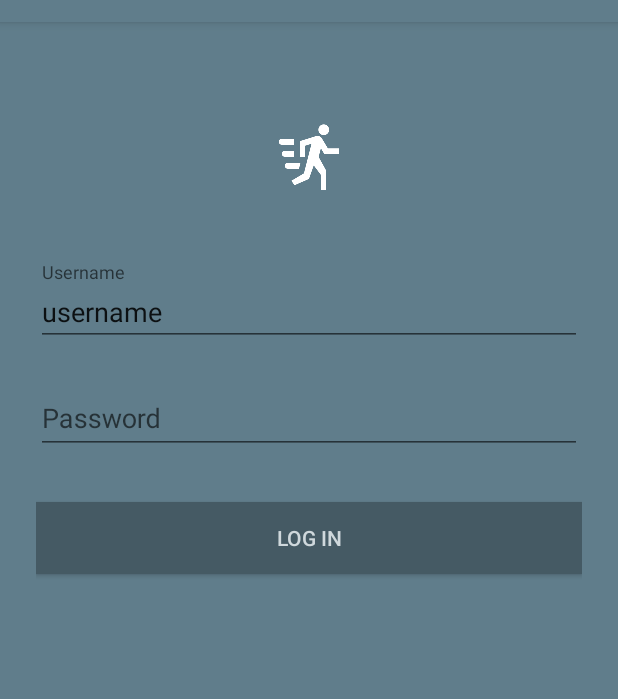
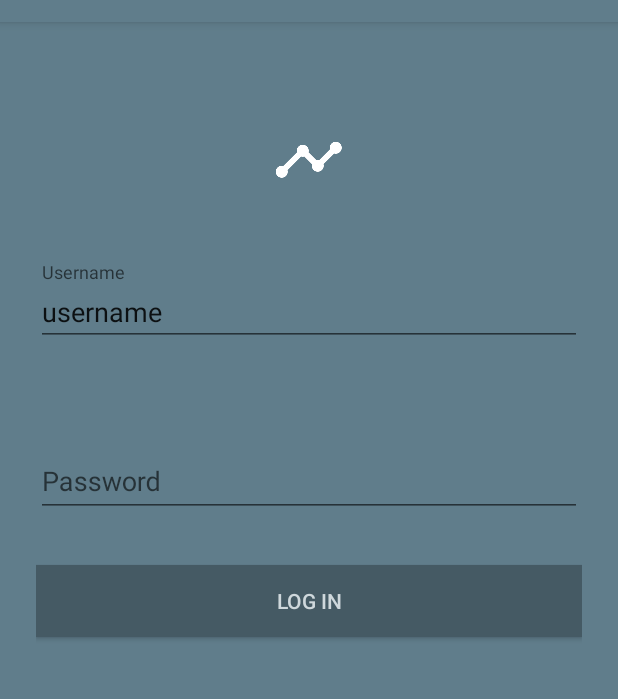
Before and after one commit to sho-87/sensor-record, an Android app: the screen it shows after launch (LoginActivity), on a phone screen of 412 x 824 dp, the part 62-761 px from its top. Run offline under Robolectric (Android 15) with nearby library versions, the phone set to English and light mode, and no system bars.

Commit message:
Change icon

```diff
--- a/app/src/main/res/layout/activity_login.xml
+++ b/app/src/main/res/layout/activity_login.xml
@@ -19,7 +19,7 @@
         android:descendantFocusability="beforeDescendants"
         android:focusableInTouchMode="true">
 
-        <ImageView android:src="@drawable/ic_run_white_48dp"
+        <ImageView android:src="@drawable/ic_timeline_white_48dp"
             android:layout_width="wrap_content"
             android:layout_height="72dp"
             android:layout_marginBottom="24dp"
@@ -30,7 +30,7 @@
             android:layout_width="match_parent"
             android:layout_height="wrap_content"
             android:layout_marginTop="8dp"
-            android:layout_marginBottom="8dp">
+            android:layout_marginBottom="50dp">
             <EditText android:id="@+id/input_user"
                 android:layout_width="match_parent"
                 android:layout_height="wrap_content"
```
